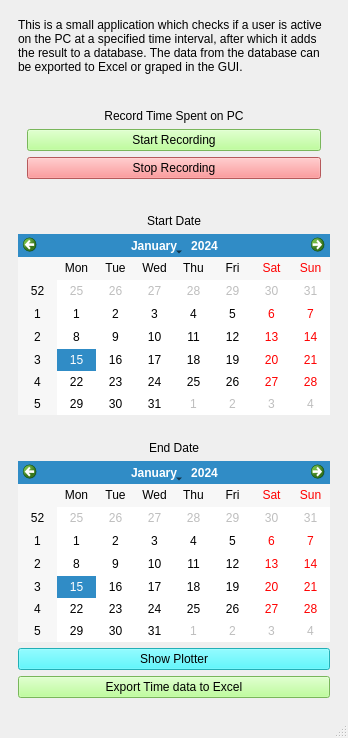
First picture: the form in PCTimingManager.ui, repository m-julian/cs50_final, before the edit.
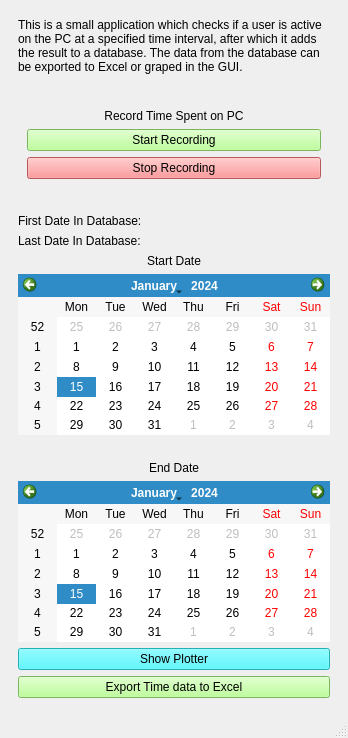
Second picture: the form after the edit.

Commit message: added labels for start and end dates

```diff
--- a/PCTimingManager.ui
+++ b/PCTimingManager.ui
@@ -102,6 +102,20 @@
          </property>
         </spacer>
        </item>
+       <item>
+        <widget class="QLabel" name="first_date_in_db_label">
+         <property name="text">
+          <string>First Date In Database:</string>
+         </property>
+        </widget>
+       </item>
+       <item>
+        <widget class="QLabel" name="last_date_in_db_label">
+         <property name="text">
+          <string>Last Date In Database:</string>
+         </property>
+        </widget>
+       </item>
        <item>
         <widget class="QLabel" name="start_date_label">
          <property name="toolTip">
```
